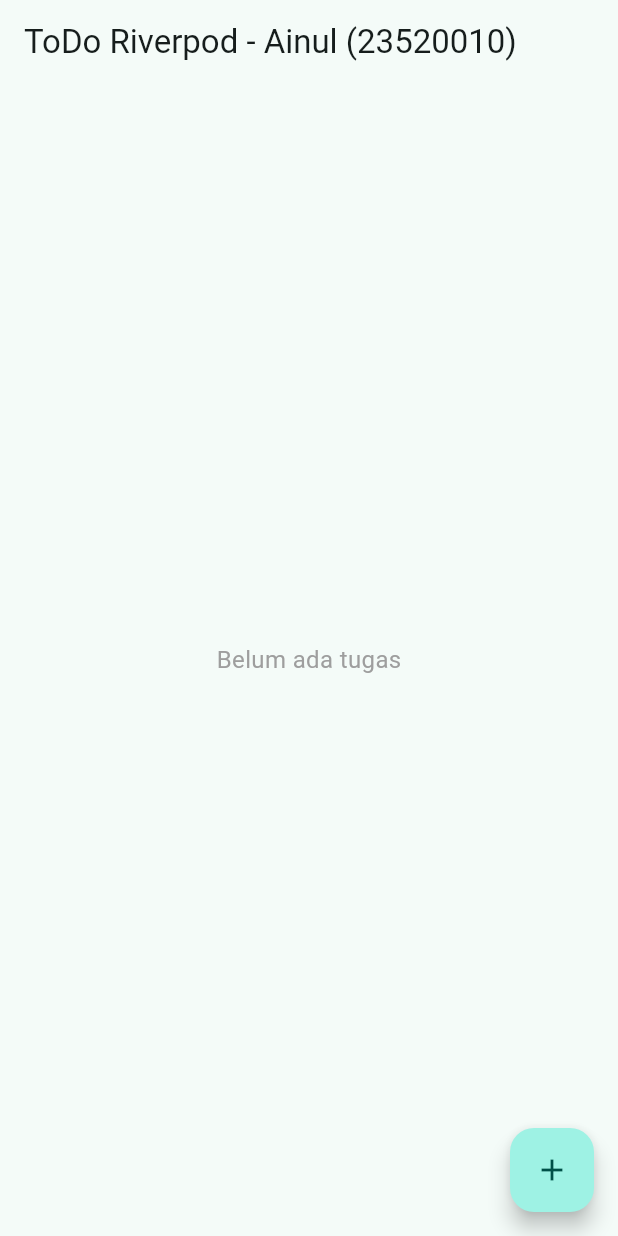
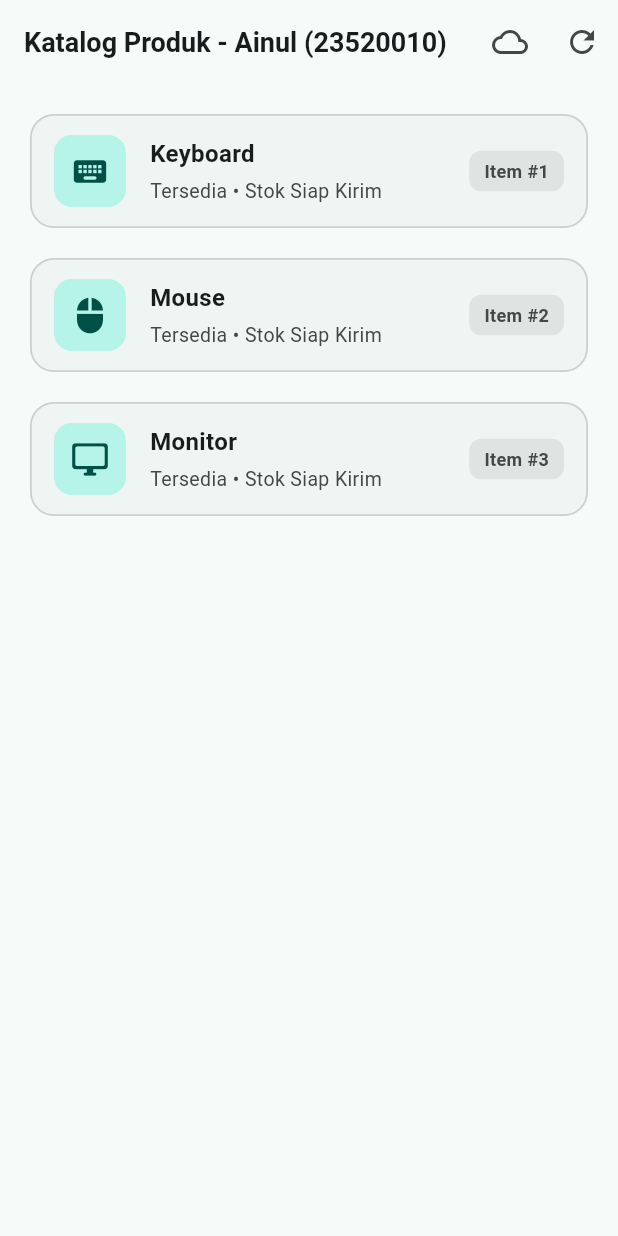
Before and after one commit to ainulmaarif/Flutter_Fundamental, a Flutter app: the screen it shows after launch, on a phone screen of 412 x 824 dp. Run offline on Flutter 3.47's test engine with Material 3 defaults, Android fonts, the phone set to English and light mode, and no system bars; our stand-ins replace flutter_riverpod.

Commit message:
pertemuan6/tugaspraktikum2

```diff
--- a/lib/main.dart
+++ b/lib/main.dart
@@ -1,9 +1,11 @@
 import 'package:flutter/material.dart';
 import 'package:flutter_riverpod/flutter_riverpod.dart';
+import 'pages/product_page.dart';
+import 'pages/stats_page.dart';
 import 'pages/todo_page.dart';
 
 void main() {
-  // ProviderScope membungkus root widget aplikasi
+  // ProviderScope membungkus root widget aplikasi untuk menyediakan state Riverpod
   runApp(
     const ProviderScope(
       child: MyApp(),
@@ -17,13 +19,18 @@ class MyApp extends StatelessWidget {
   @override
   Widget build(BuildContext context) {
     return MaterialApp(
-      title: 'Week 3 - ToDo Riverpod',
+      title: 'Praktikum 5 - AsyncValue Riverpod',
       debugShowCheckedModeBanner: false,
       theme: ThemeData(
+        useMaterial3: true,
         colorSchemeSeed: Colors.teal,
-        useMaterial3: true,
       ),
-      home: const TodoPage(),
+      home: const ProductPage(),
+      routes: {
+        '/stats': (context) => const StatsPage(),
+        '/todo': (context) => const TodoPage(),
+        '/product': (context) => const ProductPage(),
+      },
     );
   }
 }
--- /dev/null
+++ b/lib/pages/product_page.dart
@@ -0,0 +1,347 @@
+import 'package:flutter/material.dart';
+import 'package:flutter_riverpod/flutter_riverpod.dart';
+import '../providers/product_provider.dart';
+
+/// Notifier modern Riverpod 3.x untuk mengelola produk yang dipilih pengguna
+class SelectedProductNotifier extends Notifier<String?> {
+  @override
+  String? build() => null;
+
+  void select(String? product) {
+    state = product;
+  }
+
+  void clear() {
+    state = null;
+  }
+}
+
+/// Provider untuk menyimpan item produk yang sedang aktif dipilih pengguna
+final selectedProductProvider =
+    NotifierProvider<SelectedProductNotifier, String?>(
+        SelectedProductNotifier.new);
+
+/// Halaman Katalog Produk untuk menguji tiga state Riverpod (Loading, Error, Success).
+/// Diimplementasikan sebagai [ConsumerWidget] sesuai panduan Modul 06 Halaman 29–31.
+class ProductPage extends ConsumerWidget {
+  const ProductPage({super.key});
+
+  /// Mengembalikan ikon perangkat komputer yang sesuai untuk setiap nama produk
+  IconData _getProductIcon(String productName) {
+    final lower = productName.toLowerCase();
+    if (lower.contains('keyboard')) {
+      return Icons.keyboard_rounded;
+    } else if (lower.contains('mouse')) {
+      return Icons.mouse_rounded;
+    } else if (lower.contains('monitor')) {
+      return Icons.desktop_windows_rounded;
+    } else if (lower.contains('headset')) {
+      return Icons.headset_rounded;
+    }
+    return Icons.devices_other_rounded;
+  }
+
+  @override
+  Widget build(BuildContext context, WidgetRef ref) {
+    // Mengamati state katalog produk dari productsProvider
+    final productsAsync = ref.watch(productsProvider);
+    final isErrorSimulated = ref.read(productsProvider.notifier).isErrorSimulated;
+    final selectedProduct = ref.watch(selectedProductProvider);
+
+    return Scaffold(
+      appBar: AppBar(
+        title: const Text(
+          'Katalog Produk - Ainul (23520010)',
+          style: TextStyle(fontWeight: FontWeight.bold, fontSize: 18),
+        ),
+        actions: [
+          // 1. Tombol sakelar simulasi galat (ikon awan/peringatan)
+          IconButton(
+            icon: Icon(
+              isErrorSimulated
+                  ? Icons.cloud_off_rounded
+                  : Icons.cloud_queue_rounded,
+              color: isErrorSimulated ? Colors.redAccent : null,
+            ),
+            tooltip: isErrorSimulated
+                ? 'Simulasi Galat Aktif (Ketuk untuk matikan)'
+                : 'Simulasi Galat Nonaktif (Ketuk untuk aktifkan)',
+            onPressed: () {
+              final notifier = ref.read(productsProvider.notifier);
+              final nextVal = !notifier.isErrorSimulated;
+              notifier.toggleErrorSimulation(nextVal);
+
+              // Invalidate memicu build() ulang untuk menguji State Error atau Recovery
+              ref.invalidate(productsProvider);
+            },
+          ),
+          // 2. Tombol refresh manual (memanggil ref.read(...).refresh())
+          IconButton(
+            icon: const Icon(Icons.refresh),
+            tooltip: 'Refresh Data (AsyncValue.guard)',
+            onPressed: () {
+              ref.read(productsProvider.notifier).refresh();
+            },
+          ),
+        ],
+      ),
+      bottomNavigationBar: selectedProduct != null
+          ? Container(
+              padding: const EdgeInsets.symmetric(horizontal: 20, vertical: 14),
+              decoration: BoxDecoration(
+                color: Theme.of(context).colorScheme.primaryContainer,
+                border: Border(
+                  top: BorderSide(
+                    color: Theme.of(context)
+                        .colorScheme
+                        .primary
+                        .withValues(alpha: 0.2),
+                    width: 1,
+                  ),
+                ),
+              ),
+              child: Row(
+                children: [
+                  Icon(
+                    Icons.check_circle_rounded,
+                    color: Theme.of(context).colorScheme.primary,
+                    size: 22,
+                  ),
+                  const SizedBox(width: 12),
+                  Expanded(
+                    child: Text(
+                      'Item $selectedProduct dipilih dan berfungsi dengan baik',
+                      style: TextStyle(
+                        fontSize: 14,
+                        fontWeight: FontWeight.w600,
+                        color: Theme.of(context).colorScheme.onPrimaryContainer,
+                      ),
+                    ),
+                  ),
+                  IconButton(
+                    icon: const Icon(Icons.close_rounded, size: 20),
+                    tooltip: 'Tutup status',
+                    onPressed: () =>
+                        ref.read(selectedProductProvider.notifier).clear(),
+                  ),
+                ],
+              ),
+            )
+          : null,
+      // Penanganan 3 state secara elegan menggunakan .when()
+      body: productsAsync.when(
+        // STATE 1: LOADING
+        loading: () => Center(
+          child: Column(
+            mainAxisSize: MainAxisSize.min,
+            children: [
+              CircularProgressIndicator(
+                strokeWidth: 3.5,
+                color: Theme.of(context).colorScheme.primary,
+              ),
+              const SizedBox(height: 20),
+              const Text(
+                'Memuat data produk... (Jeda 2 detik)',
+                style: TextStyle(
+                  fontSize: 16,
+                  fontWeight: FontWeight.w600,
+                ),
+              ),
+              const SizedBox(height: 6),
+              Text(
+                'Memuat data... (2 detik)',
+                style: TextStyle(
+                  fontSize: 13,
+                  color: Theme.of(context).colorScheme.onSurfaceVariant,
+                ),
+              ),
+            ],
+          ),
+        ),
+
+        // STATE 2: ERROR
+        error: (err, stack) => Center(
+          child: SingleChildScrollView(
+            padding: const EdgeInsets.symmetric(horizontal: 24, vertical: 16),
+            child: Card(
+              elevation: 0,
+              shape: RoundedRectangleBorder(
+                borderRadius: BorderRadius.circular(20),
+                side: BorderSide(
+                  color: Theme.of(context).colorScheme.error.withValues(alpha: 0.35),
+                  width: 1.5,
+                ),
+              ),
+              color:
+                  Theme.of(context).colorScheme.errorContainer.withValues(alpha: 0.35),
+              child: Padding(
+                padding: const EdgeInsets.all(28.0),
+                child: Column(
+                  mainAxisSize: MainAxisSize.min,
+                  children: [
+                    Container(
+                      padding: const EdgeInsets.all(16),
+                      decoration: BoxDecoration(
+                        color: Theme.of(context)
+                            .colorScheme
+                            .error
+                            .withValues(alpha: 0.12),
+                        shape: BoxShape.circle,
+                      ),
+                      child: Icon(
+                        Icons.error_outline_rounded,
+                        size: 48,
+                        color: Theme.of(context).colorScheme.error,
+                      ),
+                    ),
+                    const SizedBox(height: 18),
+                    const Text(
+                      'Terjadi Kesalahan Jaringan',
+                      style: TextStyle(
+                        fontSize: 19,
+                        fontWeight: FontWeight.bold,
+                      ),
+                    ),
+                    const SizedBox(height: 10),
+                    Text(
+                      '$err',
+                      textAlign: TextAlign.center,
+                      style: TextStyle(
+                        fontSize: 14,
+                        color: Theme.of(context).colorScheme.onErrorContainer,
+                      ),
+                    ),
+                    const SizedBox(height: 24),
+                    FilledButton.icon(
+                      onPressed: () {
+                        // Mengembalikan simulasi galat ke false untuk pemulihan (Recovery)
+                        ref
+                            .read(productsProvider.notifier)
+                            .toggleErrorSimulation(false);
+                        ref.invalidate(productsProvider);
+                      },
+                      icon: const Icon(Icons.refresh_rounded),
+                      label: const Text(
+                        'Coba lagi',
+                        style: TextStyle(fontWeight: FontWeight.bold),
+                      ),
+                    ),
+                  ],
+                ),
+              ),
+            ),
+          ),
+        ),
+
+        // STATE 3: SUCCESS (DATA)
+        data: (products) => RefreshIndicator(
+          onRefresh: () => ref.read(productsProvider.notifier).refresh(),
+          child: ListView.separated(
+            padding: const EdgeInsets.all(16),
+            itemCount: products.length,
+            separatorBuilder: (context, index) => const SizedBox(height: 12),
+            itemBuilder: (context, index) {
+              final product = products[index];
+              final iconData = _getProductIcon(product);
+
+              return Card(
+                elevation: 0,
+                shape: RoundedRectangleBorder(
+                  borderRadius: BorderRadius.circular(16),
+                  side: BorderSide(
+                    color: Theme.of(context)
+                        .colorScheme
+                        .outlineVariant
+                        .withValues(alpha: 0.8),
+                    width: 1.2,
+                  ),
+                ),
+                child: InkWell(
+                  borderRadius: BorderRadius.circular(16),
+                  onTap: () {
+                    ref.read(selectedProductProvider.notifier).select(product);
+                  },
+                  child: Padding(
+                    padding: const EdgeInsets.symmetric(
+                      horizontal: 16,
+                      vertical: 14,
+                    ),
+                    child: Row(
+                      children: [
+                        Container(
+                          width: 48,
+                          height: 48,
+                          decoration: BoxDecoration(
+                            color: Theme.of(context)
+                                .colorScheme
+                                .primaryContainer
+                                .withValues(alpha: 0.7),
+                            borderRadius: BorderRadius.circular(12),
+                          ),
+                          child: Icon(
+                            iconData,
+                            color: Theme.of(context)
+                                .colorScheme
+                                .onPrimaryContainer,
+                            size: 26,
+                          ),
+                        ),
+                        const SizedBox(width: 16),
+                        Expanded(
+                          child: Column(
+                            crossAxisAlignment: CrossAxisAlignment.start,
+                            children: [
+                              Text(
+                                product,
+                                style: const TextStyle(
+                                  fontSize: 16,
+                                  fontWeight: FontWeight.bold,
+                                ),
+                              ),
+                              const SizedBox(height: 4),
+                              Text(
+                                'Tersedia • Stok Siap Kirim',
+                                style: TextStyle(
+                                  fontSize: 13,
+                                  color: Theme.of(context)
+                                      .colorScheme
+                                      .onSurfaceVariant,
+                                ),
+                              ),
+                            ],
+                          ),
+                        ),
+                        Container(
+                          padding: const EdgeInsets.symmetric(
+                            horizontal: 10,
+                            vertical: 5,
+                          ),
+                          decoration: BoxDecoration(
+                            color: Theme.of(context)
+                                .colorScheme
+                                .surfaceContainerHighest,
+                            borderRadius: BorderRadius.circular(8),
+                          ),
+                          child: Text(
+                            'Item #${index + 1}',
+                            style: TextStyle(
+                              fontSize: 12,
+                              fontWeight: FontWeight.w600,
+                              color: Theme.of(context)
+                                  .colorScheme
+                                  .onSurfaceVariant,
+                            ),
+                          ),
+                        ),
+                      ],
+                    ),
+                  ),
+                ),
+              );
+            },
+          ),
+        ),
+      ),
+    );
+  }
+}
--- /dev/null
+++ b/lib/provider/product_provider.dart
@@ -0,0 +1 @@
+export '../providers/product_provider.dart';
```
Also changed, not shown: lib/pages/stats_page.dart (added, +183 -0 lines), lib/providers/product_provider.dart (added, +54 -0 lines), assets/per6-prak5.jpeg (added), 4 other files.
